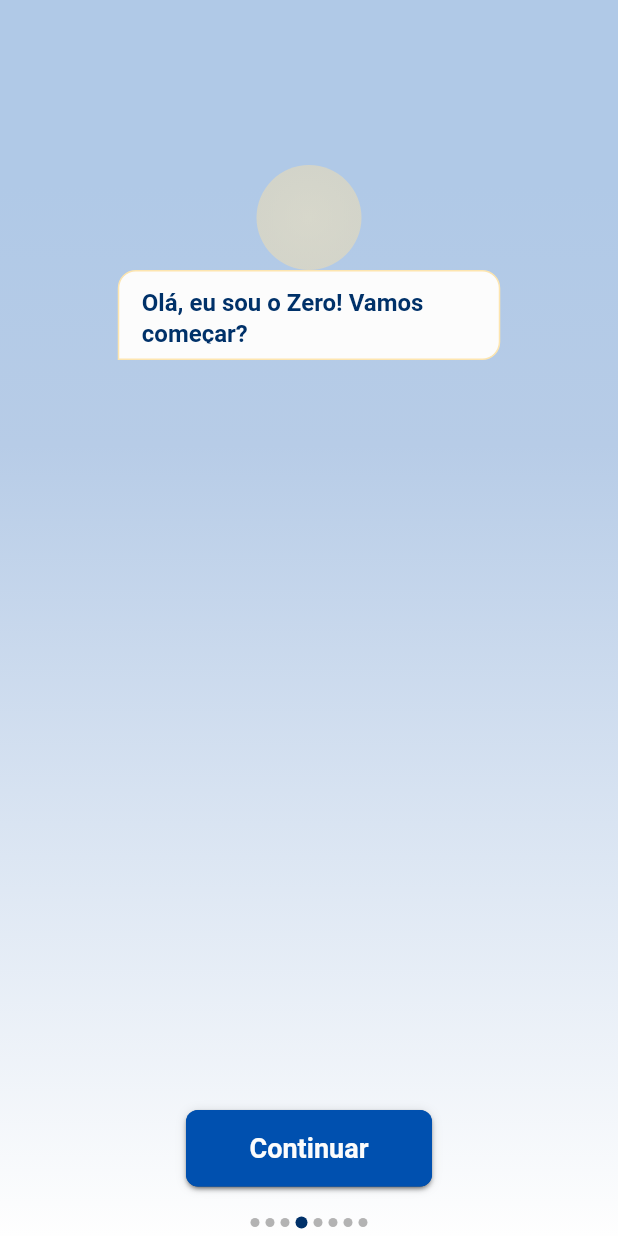
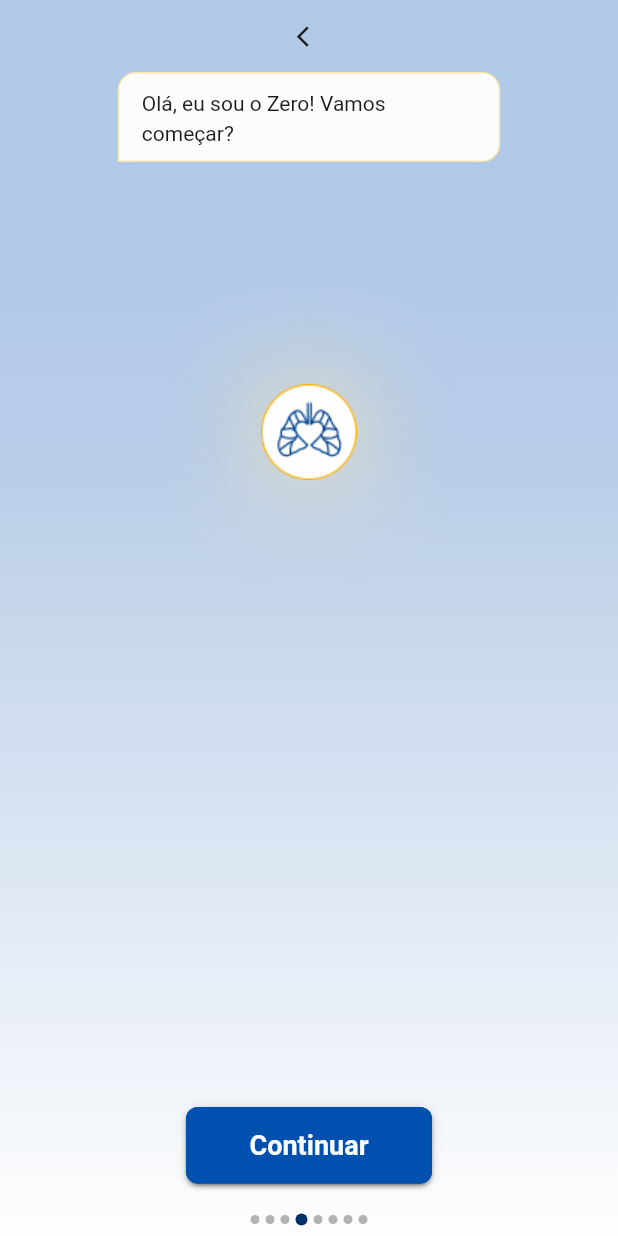
Before and after one commit to PipocaAgilDevs/cigarro-zero-app, a Flutter app: the screen it shows after launch, on a phone screen of 412 x 824 dp. Run offline on Flutter 3.47's test engine with Material 3 defaults, Android fonts, the phone set to English and light mode, and no system bars; drawn by our look-alikes of dots_indicator; our stand-ins replace google_fonts.

Commit message:
feat: avatar widget

```diff
--- a/cigarrozeroapp/lib/design system/onboarding/avatar_widget.dart
+++ /dev/null
@@ -1,54 +0,0 @@
-import 'package:flutter/material.dart';
-
-import '../../app_colors.dart';
-
-class AvatarWidget extends StatelessWidget {
-  final bool isAvatar;
-
-  const AvatarWidget({
-    super.key,
-    this.isAvatar = true,
-  });
-
-  @override
-  Widget build(BuildContext context) {
-    return Stack(
-      children: [
-        Container(
-          width: 70,
-          height: 70,
-          decoration: BoxDecoration(
-            shape: BoxShape.circle,
-            gradient: RadialGradient(
-              colors: [
-                AppColors.secondary150.withOpacity(0.5),
-                Colors.transparent,
-              ],
-              radius: 20,
-              focal: Alignment.center,
-            ),
-            color: isAvatar ? AppColors.secondary200 : AppColors.primary200,
-          ),
-        ),
-        // Container(
-        //   width: 64,
-        //   height: 64,
-        //   decoration: BoxDecoration(
-        //     shape: BoxShape.circle,
-        //     border: Border.all(
-        //       color: isAvatar ? AppColors.secondary200 : AppColors.primary200,
-        //       width: 1,
-        //     ),
-        //   ),
-        //   child: CircleAvatar(
-        //     radius: 40,
-        //     backgroundColor: AppColors.whiteShade50,
-        //     child: Image.asset(
-        //       'assets/images/lungs_avatar.png',
-        //     ),
-        //   ),
-        // ),
-      ],
-    );
-  }
-}
--- a/cigarrozeroapp/lib/design system/onboarding/design_system_screen.dart
+++ /dev/null
@@ -1,52 +0,0 @@
-import 'package:cigarrozeroapp/design%20system/onboarding/onboarding_button.dart';
-import 'package:flutter/material.dart';
-
-import 'avatar_widget.dart';
-import 'conversation.dart';
-import 'custom_dot_indicator.dart';
-
-class DesignSystemScreen extends StatelessWidget {
-  const DesignSystemScreen({super.key});
-
-  @override
-  Widget build(BuildContext context) {
-    return Scaffold(
-      body: Container(
-        decoration: const BoxDecoration(
-          gradient: LinearGradient(
-            colors: [
-              Color(0xFFB0C9E7),
-              Color(0xFFB7CCE7),
-              Color(0xFFFEFEFE),
-            ],
-            begin: Alignment.topCenter,
-            end: Alignment.bottomCenter,
-            stops: [0.15, 0.36, 1],
-          ),
-        ),
-        child: SafeArea(
-          child: SizedBox(
-            height: double.infinity,
-            width: double.infinity,
-            child: Column(
-              mainAxisAlignment: MainAxisAlignment.end,
-              children: [
-                const AvatarWidget(),
-                const ConversationWidget(
-                  isAvatarResponse: false,
-                  isBottomLeftBorderRounded: false,
-                  text: 'Olá, eu sou o Zero! Vamos começar?',
-                ),
-                const SizedBox(height: 500),
-                OnboardingButton(onPressed: () {}),
-                const SizedBox(height: 20),
-                const CustomDotIndicator(),
-                const SizedBox(height: 5),
-              ],
-            ),
-          ),
-        ),
-      ),
-    );
-  }
-}
--- /dev/null
+++ b/cigarrozeroapp/lib/design_system/onboarding/avatar_widget.dart
@@ -0,0 +1,33 @@
+import 'package:flutter/material.dart';
+
+class AvatarWidget extends StatelessWidget {
+  final bool isAvatar;
+
+  const AvatarWidget({
+    super.key,
+    this.isAvatar = true,
+  });
+
+  @override
+  Widget build(BuildContext context) {
+    return Stack(
+      alignment: Alignment.center,
+      children: [
+        Container(
+          width: 250,
+          height: 300,
+          child: Image.asset(
+            isAvatar
+                ? 'assets/images/yellow_ellipse.png'
+                : 'assets/images/blue_ellipse.png',
+          ),
+        ),
+        Image.asset(
+          isAvatar
+              ? 'assets/images/logo_avatar.png'
+              : 'assets/images/user_avatar.png',
+        ),
+      ],
+    );
+  }
+}
--- /dev/null
+++ b/cigarrozeroapp/lib/design_system/onboarding/back_button.dart
@@ -0,0 +1,24 @@
+import 'package:flutter/material.dart';
+
+class IOSBackButton extends StatelessWidget {
+  final Function()? onPressed;
+
+  const IOSBackButton({this.onPressed, super.key});
+
+  @override
+  Widget build(BuildContext context) {
+    return IconButton(
+      icon: const Icon(Icons.arrow_back_ios),
+      iconSize: 16.5,
+      color: const Color(0xFF1C1C1C),
+      onPressed: () {
+        if (onPressed != null) {
+          onPressed!();
+
+          return;
+        }
+        Navigator.of(context).pop();
+      },
+    );
+  }
+}
--- /dev/null
+++ b/cigarrozeroapp/lib/design_system/onboarding/background.dart
@@ -0,0 +1,33 @@
+import 'package:flutter/material.dart';
+
+class Background extends StatelessWidget {
+  final Widget? child;
+
+  const Background({
+    super.key,
+    this.child,
+  });
+
+  @override
+  Widget build(BuildContext context) {
+    return Container(
+      decoration: const BoxDecoration(
+        gradient: LinearGradient(
+          colors: [
+            Color(0xFFB0C9E7),
+            Color(0xFFB7CCE7),
+            Color(0xFFFEFEFE),
+          ],
+          begin: Alignment.topCenter,
+          end: Alignment.bottomCenter,
+          stops: [0.15, 0.36, 1],
+        ),
+      ),
+      child: SizedBox(
+        width: double.infinity,
+        height: double.infinity,
+        child: child,
+      ),
+    );
+  }
+}
--- a/cigarrozeroapp/lib/design system/onboarding/conversation.dart
+++ b/cigarrozeroapp/lib/design_system/onboarding/conversation.dart
@@ -1,9 +1,10 @@
+import 'package:cigarrozeroapp/theme_data.dart';
 import 'package:flutter/material.dart';
 
 import '../../app_colors.dart';
 
 class ConversationWidget extends StatelessWidget {
-  final bool isAvatarResponse;
+  final bool isAvatarQuestion;
   final bool isBottomLeftBorderRounded;
   final bool isBottomRightBorderRounded;
   final bool isTopRightBorderRounded;
@@ -11,7 +12,7 @@ class ConversationWidget extends StatelessWidget {
 
   const ConversationWidget({
     super.key,
-    this.isAvatarResponse = true,
+    this.isAvatarQuestion = true,
     this.isBottomLeftBorderRounded = true,
     this.isBottomRightBorderRounded = true,
     this.isTopRightBorderRounded = true,
@@ -21,15 +22,15 @@ class ConversationWidget extends StatelessWidget {
   @override
   Widget build(BuildContext context) {
     return Container(
-      padding: const EdgeInsets.symmetric(
-          vertical: 10, horizontal: 15), //todo conferir
+      alignment: Alignment.center,
+      padding: const EdgeInsets.symmetric(vertical: 10, horizontal: 15),
       width: 255,
       height: 60,
       decoration: BoxDecoration(
         color: AppColors.whiteShade50,
         border: Border.all(
           color:
-              isAvatarResponse ? AppColors.primary150 : AppColors.secondary150,
+              isAvatarQuestion ? AppColors.primary150 : AppColors.secondary150,
           width: 1,
         ),
         borderRadius: BorderRadius.only(
@@ -46,11 +47,14 @@ class ConversationWidget extends StatelessWidget {
       ),
       child: Text(
         text,
-        style: const TextStyle(
-          color: AppColors
-              .primary400, //todo condicional if is avatar ? cinza : black
-          fontSize: 16, //todo editar estilo
-        ),
+        style: TextStyle(
+          color: isAvatarQuestion
+              ? AppColors.whiteShade450
+              : AppColors.greyShade500,
+          fontSize: 14,
+          letterSpacing: 0.011,
+          fontWeight: FontWeight.w400,
+        ).fontHeight(19.6),
       ),
     );
   }
--- /dev/null
+++ b/cigarrozeroapp/lib/design_system/onboarding/design_system_screen.dart
@@ -0,0 +1,40 @@
+import 'package:cigarrozeroapp/design_system/onboarding/background.dart';
+import 'package:flutter/material.dart';
+
+import 'avatar_widget.dart';
+import 'back_button.dart';
+import 'conversation.dart';
+import 'custom_dot_indicator.dart';
+import 'onboarding_button.dart';
+
+class DesignSystemScreen extends StatelessWidget {
+  const DesignSystemScreen({super.key});
+
+  @override
+  Widget build(BuildContext context) {
+    return Scaffold(
+      body: Background(
+        child: SingleChildScrollView(
+          child: Column(
+            mainAxisAlignment: MainAxisAlignment.end,
+            children: [
+              const IOSBackButton(),
+              const ConversationWidget(
+                isAvatarQuestion: false,
+                isBottomLeftBorderRounded: false,
+                text: 'Olá, eu sou o Zero! Vamos começar?',
+              ),
+              const SizedBox(height: 30),
+              const AvatarWidget(),
+              const SizedBox(height: 300),
+              OnboardingButton(onPressed: () {}),
+              const SizedBox(height: 20),
+              const CustomDotIndicator(),
+              const SizedBox(height: 5),
+            ],
+          ),
+        ),
+      ),
+    );
+  }
+}
--- a/cigarrozeroapp/lib/design system/onboarding/text_themes.dart
+++ b/cigarrozeroapp/lib/design_system/onboarding/text_themes.dart
@@ -32,7 +32,7 @@ class OnboardingDesignSystem {
 
   static TextStyle bodyAnswers =
 
-      ///estilo das perguntas
+      ///estilo das respostas
       const TextStyle(
     color: AppColors.whiteShade450,
     fontSize: 14,
--- a/cigarrozeroapp/lib/main.dart
+++ b/cigarrozeroapp/lib/main.dart
@@ -1,7 +1,7 @@
-import 'package:cigarrozeroapp/theme_data.dart';
 import 'package:flutter/material.dart';
 
-import 'design system/onboarding/design_system_screen.dart';
+import 'design_system/onboarding/design_system_screen.dart';
+import 'theme_data.dart';
 
 void main() {
   runApp(const MyApp());
```
Also changed, not shown: cigarrozeroapp/assets/images/blue_ellipse.png (added), cigarrozeroapp/assets/images/logo_avatar.png (renamed from cigarrozeroapp/assets/images/lungs_avatar.png), cigarrozeroapp/assets/images/user_avatar.png (added), cigarrozeroapp/assets/images/yellow_ellipse.png (added), cigarrozeroapp/lib/design_system/onboarding/custom_dot_indicator.dart (renamed from cigarrozeroapp/lib/design system/onboarding/custom_dot_indicator.dart), cigarrozeroapp/lib/design_system/onboarding/onboarding_button.dart (renamed from cigarrozeroapp/lib/design system/onboarding/onboarding_button.dart).
